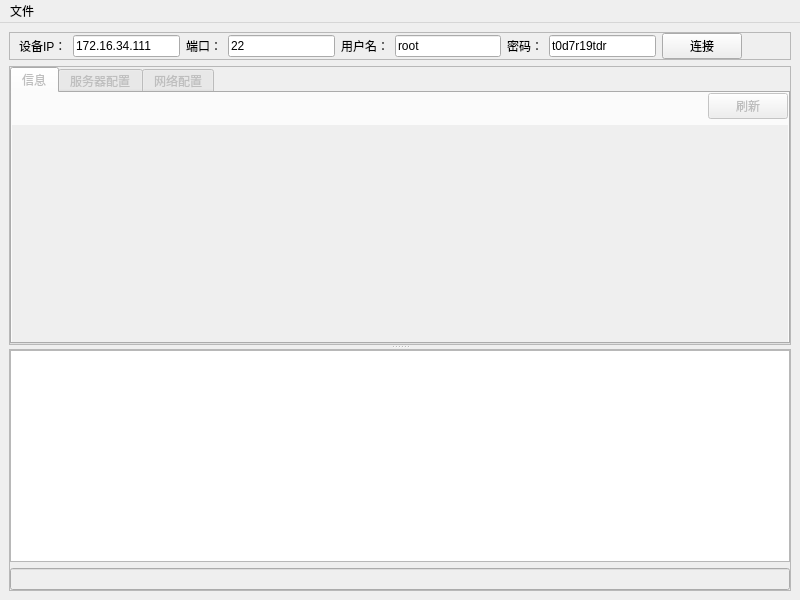
Qt form app.ui (dingzb/tdr_apptool) before a commit.
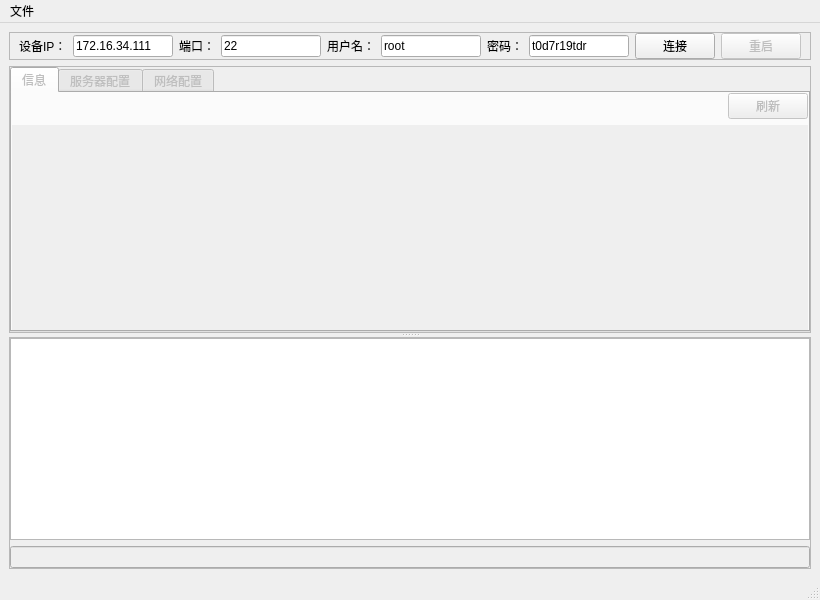
The same form after that commit.

Commit message: 添加重启按钮

```diff
--- a/app.ui
+++ b/app.ui
@@ -6,7 +6,7 @@
    <rect>
     <x>0</x>
     <y>0</y>
-    <width>800</width>
+    <width>816</width>
     <height>600</height>
    </rect>
   </property>
@@ -665,6 +665,16 @@
          </property>
         </widget>
        </item>
+       <item>
+        <widget class="QPushButton" name="pushButtonReboot">
+         <property name="enabled">
+          <bool>false</bool>
+         </property>
+         <property name="text">
+          <string>重启</string>
+         </property>
+        </widget>
+       </item>
        <item>
         <spacer name="horizontalSpacer">
          <property name="orientation">
@@ -688,7 +698,7 @@
     <rect>
      <x>0</x>
      <y>0</y>
-     <width>800</width>
+     <width>816</width>
      <height>23</height>
     </rect>
    </property>
@@ -700,6 +710,7 @@
    </widget>
    <addaction name="menu"/>
   </widget>
+  <widget class="QStatusBar" name="statusBar"/>
   <action name="actionExit">
    <property name="text">
     <string>退出</string>
```
Left out of the diff: 3 changed lines with no effect on the pictures. The commit also changes 2 other files.
